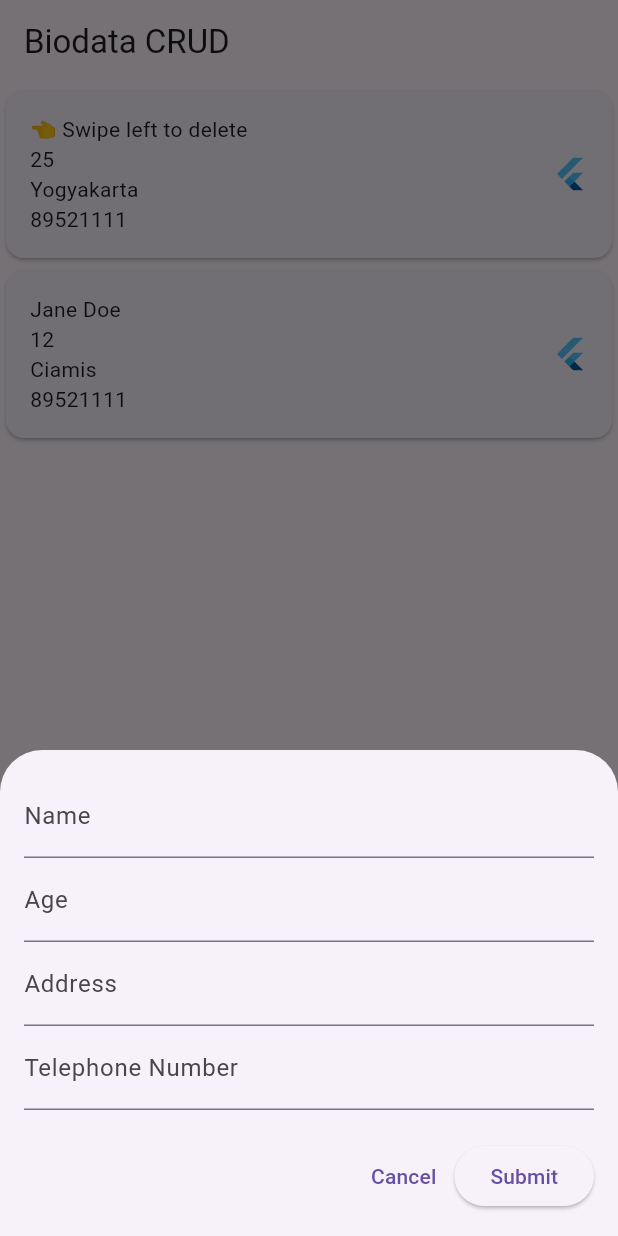
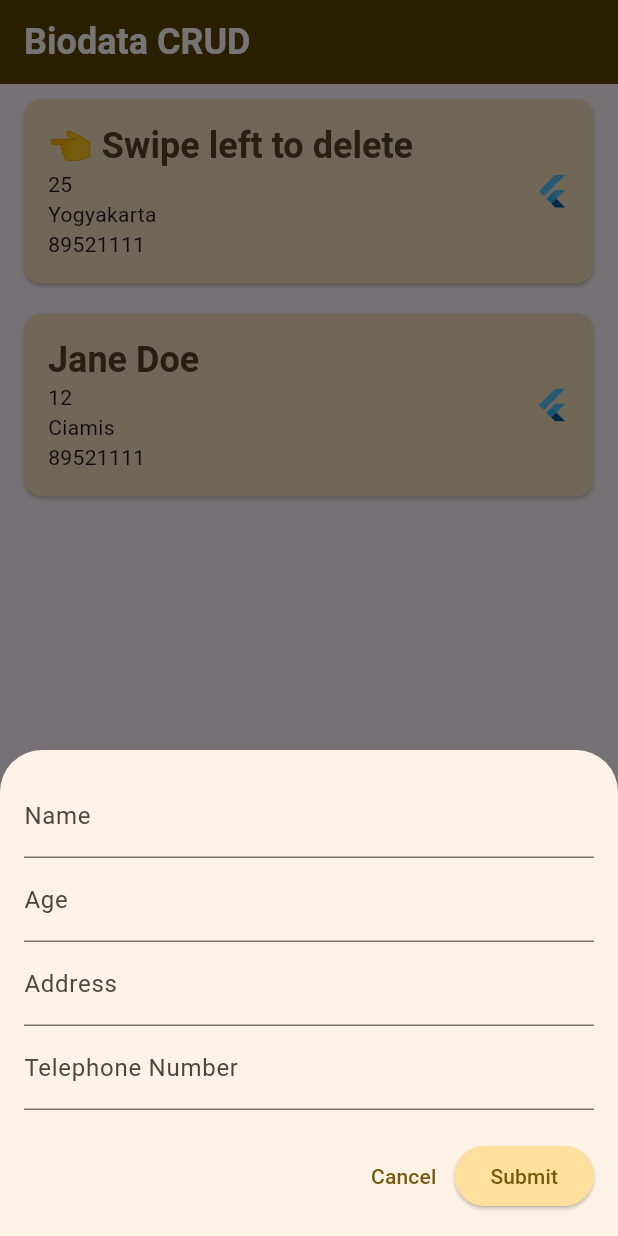
Before and after one commit to ianmadiana/biodata_crud, a Flutter app: the screen it shows after launch, after a tap on the "add" icon, on a phone screen of 412 x 824 dp. Run offline on Flutter 3.47's test engine with Material 3 defaults, Android fonts, the phone set to English and light mode, and no system bars.

Commit message:
theme data

```diff
--- a/lib/main.dart
+++ b/lib/main.dart
@@ -2,9 +2,29 @@ import 'package:flutter/material.dart';
 
 import 'pages/home_page.dart';
 
+// global variabel atau
+// variabel yang biasa digunakan untuk color scheme
+var kColorScheme = ColorScheme.fromSeed(seedColor: Colors.amber);
+
 void main(List<String> args) {
-  runApp(const MaterialApp(
-    home: HomePage(),
+  runApp(MaterialApp(
+    theme: ThemeData().copyWith(
+        colorScheme: kColorScheme,
+        appBarTheme: AppBarTheme(
+            backgroundColor: kColorScheme.onPrimaryContainer,
+            foregroundColor: kColorScheme.onPrimary),
+        cardTheme: CardTheme(
+            color: kColorScheme.secondaryContainer,
+            margin: const EdgeInsets.symmetric(horizontal: 16, vertical: 10)),
+        elevatedButtonTheme: ElevatedButtonThemeData(
+            style: ElevatedButton.styleFrom(
+                backgroundColor: kColorScheme.primaryContainer)),
+        textTheme: ThemeData().textTheme.copyWith(
+            titleLarge: TextStyle(
+                fontWeight: FontWeight.bold,
+                fontSize: 24,
+                color: kColorScheme.onSecondaryContainer))),
+    home: const HomePage(),
   ));
 }
 
--- a/lib/widgets/biodata_item.dart
+++ b/lib/widgets/biodata_item.dart
@@ -21,7 +21,11 @@ class BiodataItem extends StatelessWidget {
           Column(
             crossAxisAlignment: CrossAxisAlignment.start,
             children: [
-              Text(biodata.name),
+              Text(
+                biodata.name,
+                // Theme.of(context).textTheme.titleLarge dipengaruhi dari theme data di main.dart
+                style: Theme.of(context).textTheme.titleLarge,
+              ),
               Text(biodata.age),
               Text(biodata.address),
               Text(biodata.telpNumber.toString()),
--- a/lib/widgets/biodata_list.dart
+++ b/lib/widgets/biodata_list.dart
@@ -17,6 +17,18 @@ class BiodataItemList extends StatelessWidget {
     return ListView.builder(
         itemCount: biodata.length,
         itemBuilder: (context, index) => Dismissible(
+              background: Container(
+                color: Theme.of(context).colorScheme.errorContainer,
+                margin: EdgeInsets.symmetric(
+                    horizontal: Theme.of(context).cardTheme.margin!.horizontal,
+                    vertical: Theme.of(context).cardTheme.margin!.vertical),
+                child: Center(
+                  child: Text(
+                    'Delete',
+                    style: Theme.of(context).textTheme.titleLarge,
+                  ),
+                ),
+              ),
               onDismissed: (direction) {
                 onRemoveBiodata(biodata[index]);
               },
```
Also changed, not shown: lib/pages/home_page.dart (+7 -1 lines).
